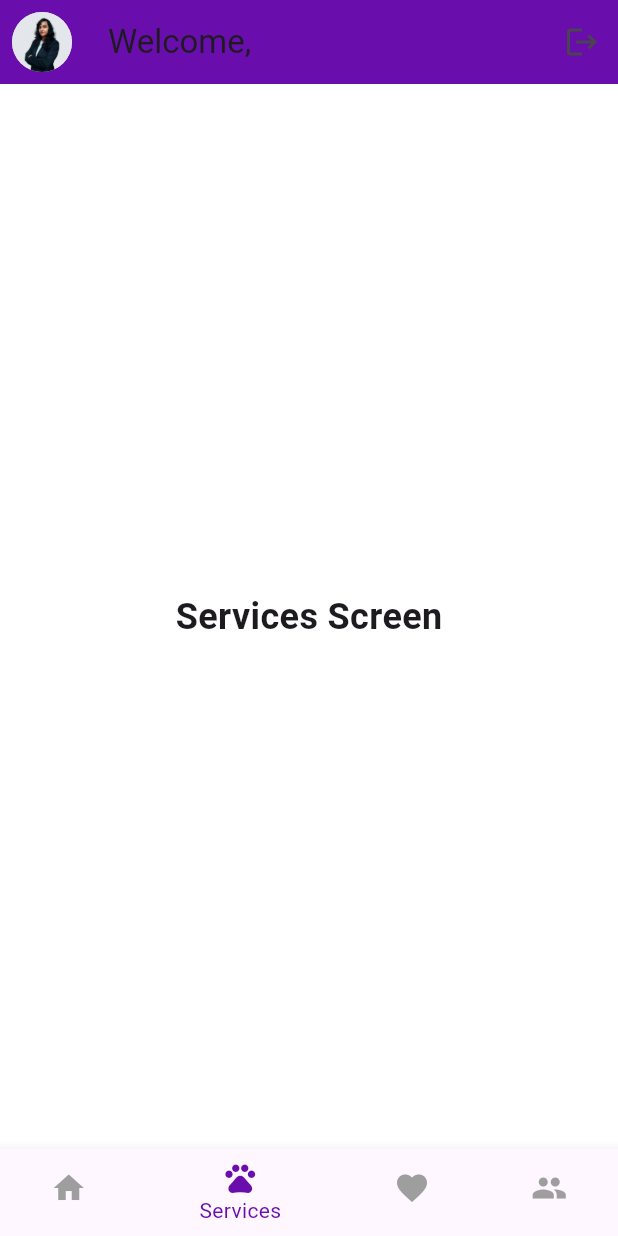
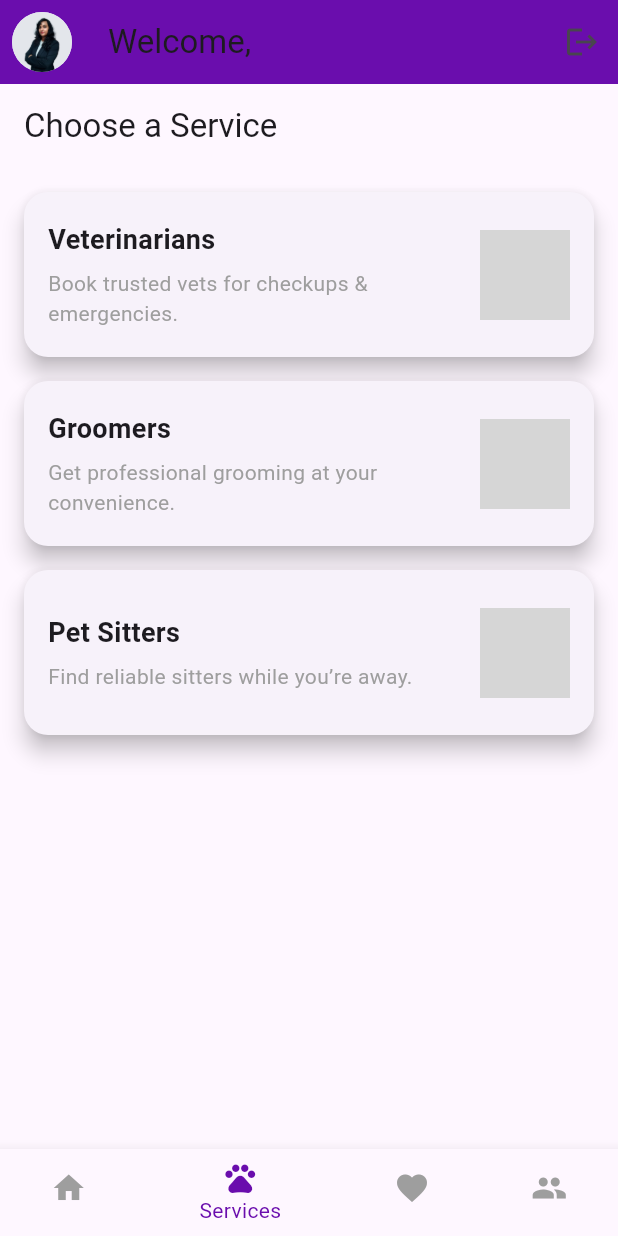
Before and after one commit to apsariudawatte/scooby_app_new, a Flutter app: the screen it shows once a user with an empty profile is signed in, item 2 of the bottom bar chosen, on a phone screen of 412 x 824 dp. Run offline on Flutter 3.47's test engine with Material 3 defaults, Android fonts, the phone set to English and light mode, and no system bars; our stand-ins replace cloud_firestore, firebase_auth, firebase_core, firebase_storage, google_sign_in; accounts and stored records are empty; grey boxes are pictures that could not be loaded.

Commit message:
worked on navigation of services to service provider screens 😴

```diff
--- /dev/null
+++ b/lib/views/groomer_screen.dart
@@ -0,0 +1,13 @@
+import 'package:flutter/material.dart';
+
+class GroomerScreen extends StatelessWidget {
+  const GroomerScreen({super.key});
+
+  @override
+  Widget build(BuildContext context) {
+    return Scaffold(
+      appBar: AppBar(title: const Text('Groomer Booking')),
+      body: const Center(child: Text('Schedule a pet grooming session.')),
+    );
+  }
+}
--- a/lib/views/services_screen.dart
+++ b/lib/views/services_screen.dart
@@ -1,15 +1,128 @@
 import 'package:flutter/material.dart';
+import 'vet_screen.dart';
+import 'groomer_screen.dart';
+import 'sitter_screen.dart';
 
 class ServicesScreen extends StatelessWidget {
   const ServicesScreen({super.key});
 
   @override
   Widget build(BuildContext context) {
-    return const Center(
-      child: Text(
-        'Services Screen',
-        style: TextStyle(fontSize: 24, fontWeight: FontWeight.bold),
+    return Scaffold(
+      appBar: AppBar(title: const Text('Choose a Service')),
+      body: SingleChildScrollView(
+        padding: const EdgeInsets.all(16),
+        child: Column(
+          children: [
+            ServiceCard(
+              title: 'Veterinarians',
+              description: 'Book trusted vets for checkups & emergencies.',
+              imagePath: 'assets/images/vet.png',
+              onTap: () => Navigator.push(
+                context,
+                MaterialPageRoute(builder: (_) => const VetScreen()),
+              ),
+            ),
+            const SizedBox(height: 16),
+            ServiceCard(
+              title: 'Groomers',
+              description: 'Get professional grooming at your convenience.',
+              imagePath: 'assets/images/groomer.png',
+              onTap: () => Navigator.push(
+                context,
+                MaterialPageRoute(builder: (_) => const GroomerScreen()),
+              ),
+            ),
+            const SizedBox(height: 16),
+            ServiceCard(
+              title: 'Pet Sitters',
+              description: 'Find reliable sitters while you’re away.',
+              imagePath: 'assets/images/sitter.webp',
+              onTap: () => Navigator.push(
+                context,
+                MaterialPageRoute(builder: (_) => const SitterScreen()),
+              ),
+            ),
+          ],
+        ),
       ),
     );
   }
 }
+
+class ServiceCard extends StatelessWidget {
+  final String title;
+  final String description;
+  final String imagePath;
+  final VoidCallback onTap;
+
+  const ServiceCard({
+    super.key,
+    required this.title,
+    required this.description,
+    required this.imagePath,
+    required this.onTap,
+  });
+
+  @override
+  Widget build(BuildContext context) {
+    return SizedBox(
+      height: 110, // fixed height for uniform cards
+      child: Card(
+        elevation: 6,
+        margin: EdgeInsets.zero,
+        shape: RoundedRectangleBorder(borderRadius: BorderRadius.circular(16)),
+        child: InkWell(
+          borderRadius: BorderRadius.circular(16),
+          onTap: onTap,
+          child: Padding(
+            padding: const EdgeInsets.symmetric(horizontal: 16, vertical: 12),
+            child: Row(
+              crossAxisAlignment: CrossAxisAlignment.center,
+              children: [
+                // Text section
+                Expanded(
+                  child: Column(
+                    mainAxisAlignment:
+                        MainAxisAlignment.center, // center vertically
+                    crossAxisAlignment: CrossAxisAlignment.start,
+                    children: [
+                      Text(
+                        title,
+                        style: const TextStyle(
+                          fontSize: 18,
+                          fontWeight: FontWeight.bold,
+                        ),
+                      ),
+                      const SizedBox(height: 6),
+                      Text(
+                        description,
+                        style: const TextStyle(
+                          fontSize: 14,
+                          color: Colors.grey,
+                        ),
+                        maxLines: 2, // restrict lines for uniform height
+                        overflow: TextOverflow.ellipsis,
+                      ),
+                    ],
+                  ),
+                ),
+                const SizedBox(width: 12),
+                // Image section
+                ClipRRect(
+                  borderRadius: BorderRadius.circular(10),
+                  child: Image.asset(
+                    imagePath,
+                    width: 60,
+                    height: 60,
+                    fit: BoxFit.cover,
+                  ),
+                ),
+              ],
+            ),
+          ),
+        ),
+      ),
+    );
+  }
+}
--- /dev/null
+++ b/lib/views/sitter_screen.dart
@@ -0,0 +1,13 @@
+import 'package:flutter/material.dart';
+
+class SitterScreen extends StatelessWidget {
+  const SitterScreen({super.key});
+
+  @override
+  Widget build(BuildContext context) {
+    return Scaffold(
+      appBar: AppBar(title: const Text('Pet Sitter Booking')),
+      body: const Center(child: Text('Find and book a pet sitter.')),
+    );
+  }
+}
--- /dev/null
+++ b/lib/views/vet_screen.dart
@@ -0,0 +1,26 @@
+import 'package:flutter/material.dart';
+//import 'package:scooby/screens/service_provider_details_screen';
+
+class VetScreen extends StatelessWidget {
+  const VetScreen({super.key});
+
+  @override
+  Widget build(BuildContext context) {
+    return Scaffold(
+      appBar: AppBar(title: const Text('Veterinarian Booking')),
+      body: Center(
+        child: ElevatedButton(
+          onPressed: () {
+            //Navigator.push(
+            //  context,
+            //  MaterialPageRoute(
+              //  builder: (_) => const ServiceProviderDetailsScreen(),
+             // ),
+          //  );
+          },
+          child: const Text('Select'),
+        ),
+      ),
+    );
+  }
+}
```
